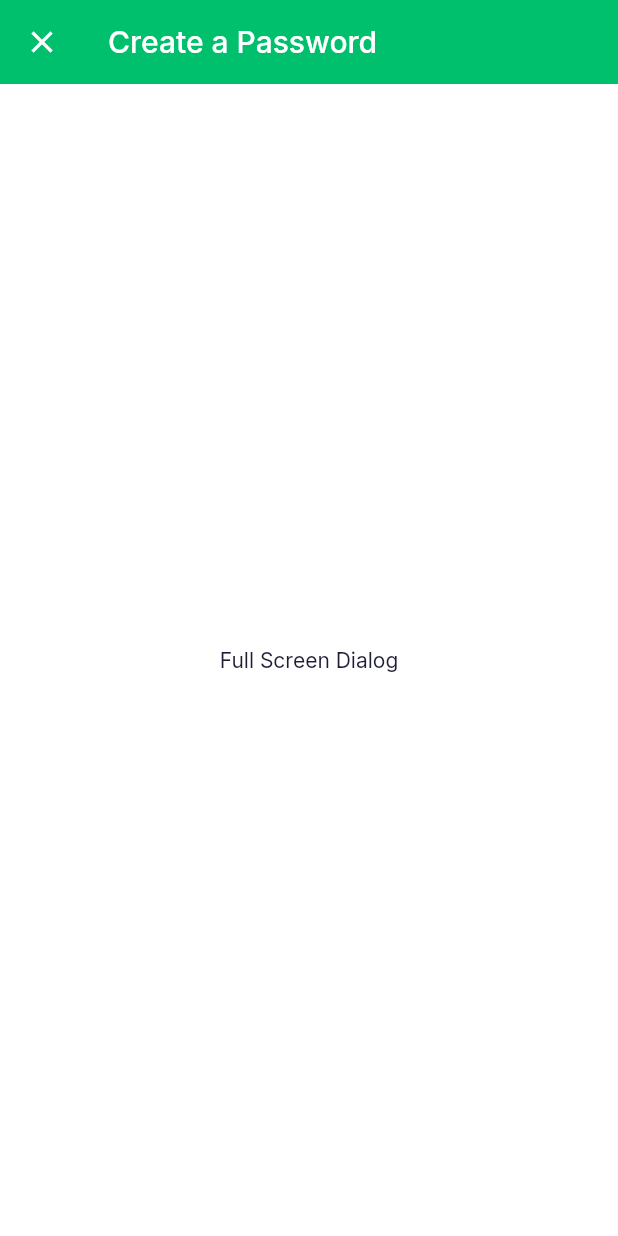
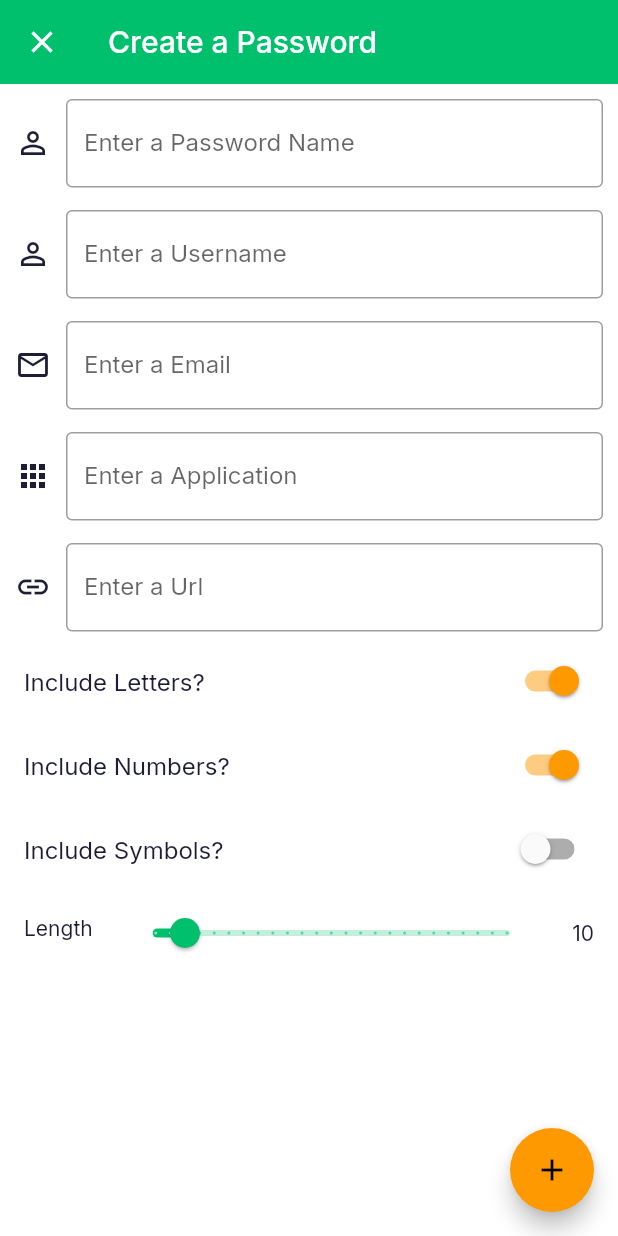
Before and after one commit to T2ThatGuy/Password-Manager-APP-Flutter, a Flutter app: the Dashboard screen opened by its route, after a tap on the "add" icon, on a phone screen of 412 x 824 dp. Run offline on Flutter 3.47's test engine with Material 2 defaults, Android fonts, the phone set to English and light mode, and no system bars; our stand-ins replace google_fonts.

Commit message:
Password Form Completed

```diff
--- a/lib/screens/dashboard/dashboard.dart
+++ b/lib/screens/dashboard/dashboard.dart
@@ -10,8 +10,8 @@ class Dashboard extends StatefulWidget {
 
 class _DashboardState extends State<Dashboard> {
   var cards = [
-    PasswordInfo(1, 'Discord (Main)', 'T2ThatGuy', 'test@gmail.com',
-        'password12345', 'discord', 'https://www.discord.com/')
+    PasswordInfo(1, 'Discord (Main)', 'T2ThatGuy', 'test@gmail.com', 'discord',
+        'https://www.discord.com/')
   ];
 
   @override
@@ -82,7 +82,7 @@ class _DashboardState extends State<Dashboard> {
 
   void addNewCard() {
     cards.add(PasswordInfo(1, 'Discord (Main)', 'T2ThatGuy', 'test@gmail.com',
-        'password12345', 'discord', 'https://www.discord.com/'));
+        'discord', 'https://www.discord.com/'));
 
     setState(() {});
   }
--- a/lib/screens/dashboard/passwordInfo.dart
+++ b/lib/screens/dashboard/passwordInfo.dart
@@ -1,7 +1,14 @@
 class PasswordInfo {
   final int id;
-  final String passwordName, username, email, password, application, link;
+  final String passwordName, username, email, application, url;
+
+  final String password = '';
 
   PasswordInfo(this.id, this.passwordName, this.username, this.email,
-      this.password, this.application, this.link);
+      this.application, this.url);
+
+  String generatePassword(
+      bool letters, bool numbers, bool symbols, int length) {
+    return '';
+  }
 }
--- a/lib/screens/new_password/new_password_form.dart
+++ b/lib/screens/new_password/new_password_form.dart
@@ -1,15 +1,148 @@
 import 'package:flutter/material.dart';
+import 'package:password_manager_app/screens/dashboard/passwordInfo.dart';
 
-class NewPasswordDialog extends StatelessWidget {
+class NewPasswordDialog extends StatefulWidget {
+  @override
+  _NewPasswordDialogState createState() => _NewPasswordDialogState();
+}
+
+class _NewPasswordDialogState extends State<NewPasswordDialog> {
+  final passwordNameCon = new TextEditingController();
+  final usernameCon = new TextEditingController();
+  final emailCon = new TextEditingController();
+  final applicationCon = new TextEditingController();
+  final urlCon = new TextEditingController();
+
+  // Password Creation Options
+  var letters = true;
+  var numbers = true;
+  var symbols = false;
+
+  double passwordLength = 10;
+
   @override
   Widget build(BuildContext context) {
     return Scaffold(
       appBar: AppBar(
         title: Text('Create a Password'),
       ),
-      body: Center(
-        child: Text('Full Screen Dialog'),
+      floatingActionButton: FloatingActionButton(
+        child: Icon(Icons.add),
+        onPressed: createPassword,
+      ),
+      body: Column(
+        crossAxisAlignment: CrossAxisAlignment.start,
+        mainAxisSize: MainAxisSize.min,
+        children: <Widget>[
+          createTextField(
+            Icons.person_outline,
+            "Enter a Password Name",
+            passwordNameCon,
+          ),
+          createTextField(
+            Icons.person_outline,
+            "Enter a Username",
+            usernameCon,
+          ),
+          createTextField(
+            Icons.email_outlined,
+            "Enter a Email",
+            emailCon,
+          ),
+          createTextField(
+            Icons.apps_outlined,
+            "Enter a Application",
+            applicationCon,
+          ),
+          createTextField(
+            Icons.link,
+            "Enter a Url",
+            urlCon,
+          ),
+          ListTile(
+            title: Text('Include Letters?'),
+            trailing: Switch(
+              value: letters,
+              onChanged: (bool value) {
+                setState(() {
+                  letters = value;
+                });
+              },
+            ),
+          ),
+          ListTile(
+            title: Text('Include Numbers?'),
+            trailing: Switch(
+              value: numbers,
+              onChanged: (bool value) {
+                setState(() {
+                  numbers = value;
+                });
+              },
+            ),
+          ),
+          ListTile(
+            title: Text('Include Symbols?'),
+            trailing: Switch(
+              value: symbols,
+              onChanged: (bool value) {
+                setState(() {
+                  symbols = value;
+                });
+              },
+            ),
+          ),
+          ListTile(
+            leading: Text('Length'),
+            trailing: Text(passwordLength.round().toString()),
+            title: Slider(
+              value: passwordLength,
+              min: 8,
+              max: 32,
+              divisions: 24,
+              onChanged: (value) {
+                setState(() {
+                  passwordLength = value;
+                });
+              },
+            ),
+          ),
+        ],
       ),
     );
   }
+
+  Padding createTextField(
+      IconData icon, String labelText, TextEditingController controller) {
+    return Padding(
+      padding: EdgeInsets.fromLTRB(10, 10, 10, 5),
+      child: Row(
+        children: [
+          Padding(
+            padding: EdgeInsets.fromLTRB(0, 10, 10, 10),
+            child: Icon(icon),
+          ),
+          Expanded(
+            child: TextField(
+              controller: controller,
+              decoration: InputDecoration(
+                border: OutlineInputBorder(),
+                labelText: labelText,
+              ),
+            ),
+          ),
+        ],
+      ),
+    );
+  }
+
+  void createPassword() {
+    final passwordInfo = new PasswordInfo(2, passwordNameCon.text,
+        usernameCon.text, emailCon.text, applicationCon.text, urlCon.text);
+
+    passwordInfo.generatePassword(
+        letters, numbers, symbols, passwordLength.toInt());
+
+    print('Hello World');
+  }
 }
```
